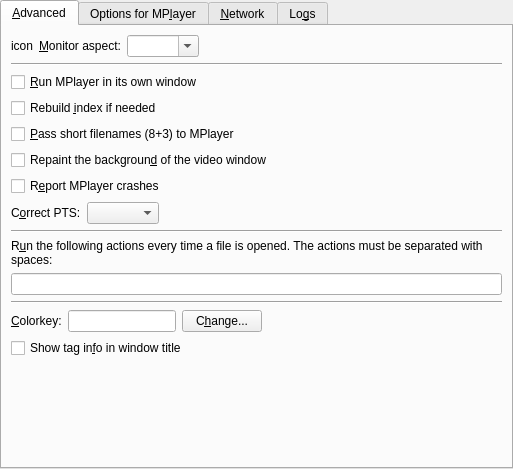
Before: the Qt Designer form src/prefadvanced.ui in wilbert2000/wzplayer, drawn with Qt 5.
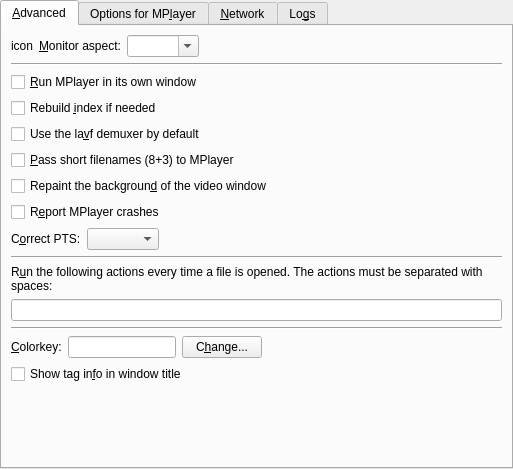
After: the same form once the commit is applied. Custom widgets are drawn as their Qt base class.

Commit message: (Experimental) Add an option in preferences -> advanced to use the lavf demuxer by default

```diff
--- a/src/prefadvanced.ui
+++ b/src/prefadvanced.ui
@@ -113,6 +113,13 @@
          </property>
         </widget>
        </item>
+       <item>
+        <widget class="QCheckBox" name="lavf_demuxer_check">
+         <property name="text">
+          <string>Use the la&amp;vf demuxer by default</string>
+         </property>
+        </widget>
+       </item>
        <item>
         <widget class="QCheckBox" name="shortnames_check">
          <property name="text">
```
Left out of the diff: 3 changed lines with no effect on the pictures. The commit also changes 3 other files.
